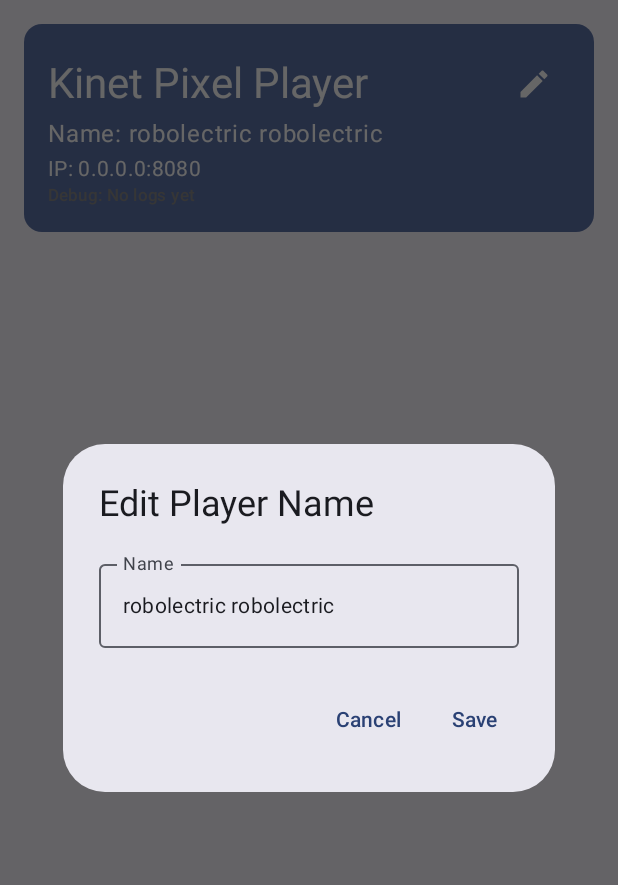
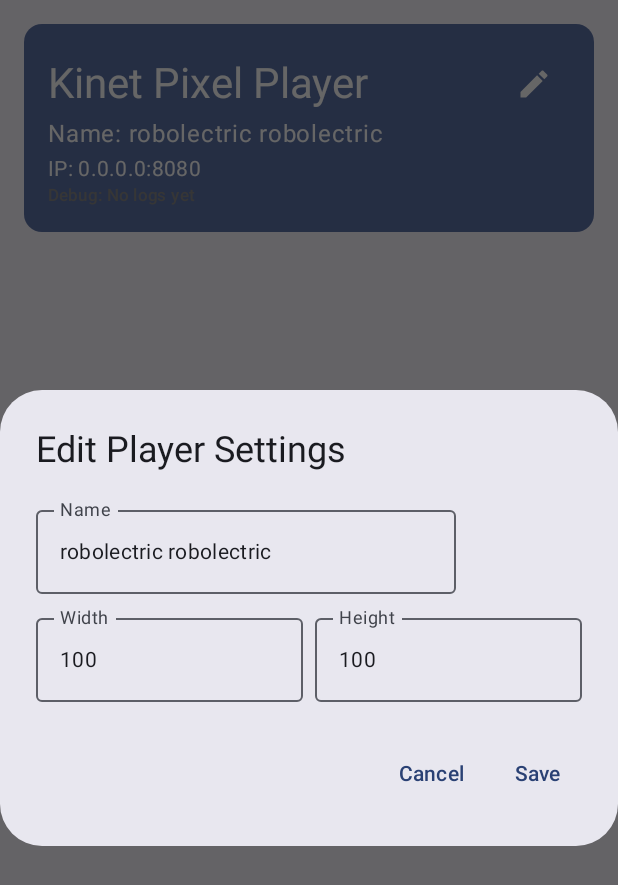
Before and after one commit to nicualex/kinet-player, an Android app built with Jetpack Compose: the screen it shows after launch (MainActivity), after a tap on "Edit Name", on a phone screen of 412 x 824 dp. Shown: the top 885 px of the screen. Run offline under Robolectric (Android 15) with nearby library versions, the phone set to English and light mode, and no system bars; 2 statements that could not run were skipped.

Commit message:
Feature: Discovery Service Width/Height support

```diff
--- a/app/src/main/java/com/example/kinetplayer/MainActivity.kt
+++ b/app/src/main/java/com/example/kinetplayer/MainActivity.kt
@@ -54,6 +54,8 @@ class MainActivity : ComponentActivity() {
         // Load name
         val prefs = getSharedPreferences("kinet_prefs", Context.MODE_PRIVATE)
         discoveryService.deviceName = prefs.getString("player_name", "${android.os.Build.MANUFACTURER} ${android.os.Build.MODEL}") ?: "Unknown"
+        discoveryService.width = prefs.getInt("player_width", 100)
+        discoveryService.height = prefs.getInt("player_height", 100)
 
         discoveryService.start(this)
 
@@ -69,8 +71,10 @@ class MainActivity : ComponentActivity() {
         }
     }
 
-    fun updateServiceName(newName: String) {
+    fun updateServiceConfig(newName: String, newWidth: Int, newHeight: Int) {
         discoveryService.deviceName = newName
+        discoveryService.width = newWidth
+        discoveryService.height = newHeight
     }
 
     override fun onDestroy() {
@@ -88,6 +92,8 @@ fun MainScreen(viewModel: MainViewModel) {
     // Name State
     val prefs = context.getSharedPreferences("kinet_prefs", Context.MODE_PRIVATE)
     var playerName by remember { mutableStateOf(prefs.getString("player_name", "${android.os.Build.MANUFACTURER} ${android.os.Build.MODEL}") ?: "Unknown") }
+    var playerWidth by remember { mutableStateOf(prefs.getInt("player_width", 100).toString()) }
+    var playerHeight by remember { mutableStateOf(prefs.getInt("player_height", 100).toString()) }
     var showNameDialog by remember { mutableStateOf(false) }
 
     // Update Discovery Service with initial name
@@ -123,23 +129,54 @@ fun MainScreen(viewModel: MainViewModel) {
     // Name Edit Dialog
     if (showNameDialog) {
         var tempName by remember { mutableStateOf(playerName) }
+        var tempWidth by remember { mutableStateOf(playerWidth) }
+        var tempHeight by remember { mutableStateOf(playerHeight) }
         AlertDialog(
             onDismissRequest = { showNameDialog = false },
-            title = { Text("Edit Player Name") },
+            title = { Text("Edit Player Settings") },
             text = {
-                OutlinedTextField(
-                    value = tempName,
-                    onValueChange = { tempName = it },
-                    label = { Text("Name") }
-                )
+                Column {
+                    OutlinedTextField(
+                        value = tempName,
+                        onValueChange = { tempName = it },
+                        label = { Text("Name") }
+                    )
+                    Spacer(modifier = Modifier.height(8.dp))
+                    Row {
+                        OutlinedTextField(
+                            value = tempWidth,
+                            onValueChange = { tempWidth = it },
+                            label = { Text("Width") },
+                            modifier = Modifier.weight(1f)
+                        )
+                        Spacer(modifier = Modifier.width(8.dp))
+                        OutlinedTextField(
+                            value = tempHeight,
+                            onValueChange = { tempHeight = it },
+                            label = { Text("Height") },
+                            modifier = Modifier.weight(1f)
+                        )
+                    }
+                }
             },
             confirmButton = {
                 TextButton(onClick = {
                     playerName = tempName
-                    prefs.edit().putString("player_name", tempName).apply()
+                    playerWidth = tempWidth
+                    playerHeight = tempHeight
+
+                    val w = tempWidth.toIntOrNull() ?: 100
+                    val h = tempHeight.toIntOrNull() ?: 100
+
+                    prefs.edit()
+                        .putString("player_name", tempName)
+                        .putInt("player_width", w)
+                        .putInt("player_height", h)
+                        .apply()
+
                     showNameDialog = false
-                    // Trigger name update in service (handled by callback prop which we will add)
-                    (context as? MainActivity)?.updateServiceName(tempName)
+                    // Trigger update in service
+                    (context as? MainActivity)?.updateServiceConfig(tempName, w, h)
                 }) { Text("Save") }
             },
             dismissButton = {
--- a/app/src/main/java/com/example/kinetplayer/network/DiscoveryService.kt
+++ b/app/src/main/java/com/example/kinetplayer/network/DiscoveryService.kt
@@ -19,6 +19,8 @@ class DiscoveryService {
     private val PORT = 6969
     private var multicastLock: android.net.wifi.WifiManager.MulticastLock? = null
     var onLog: ((String) -> Unit)? = null
+    var width: Int = 100
+    var height: Int = 100
 
     fun start(context: android.content.Context) {
         if (job != null) return
@@ -48,6 +50,8 @@ class DiscoveryService {
                         val responseJson = JSONObject().apply {
                             put("type", "kinet-player")
                             put("name", deviceName)
+                            put("width", width)
+                            put("height", height)
                             // We don't necessarily need to send IP, the receiver has it.
                         }
 
```
